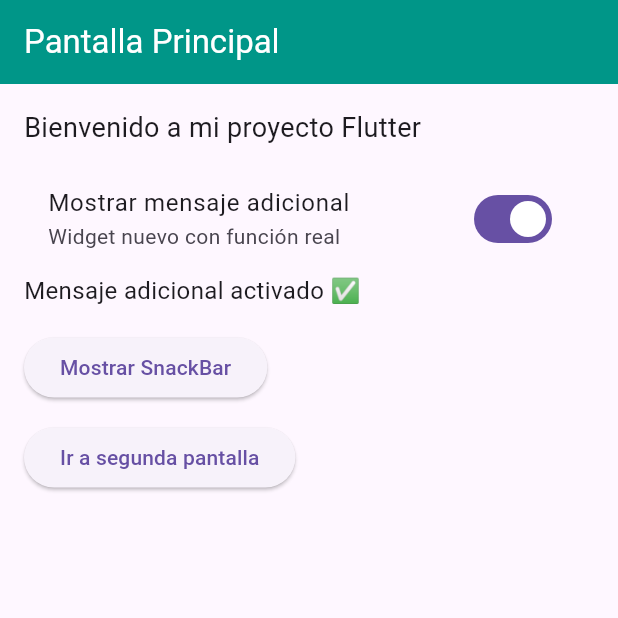
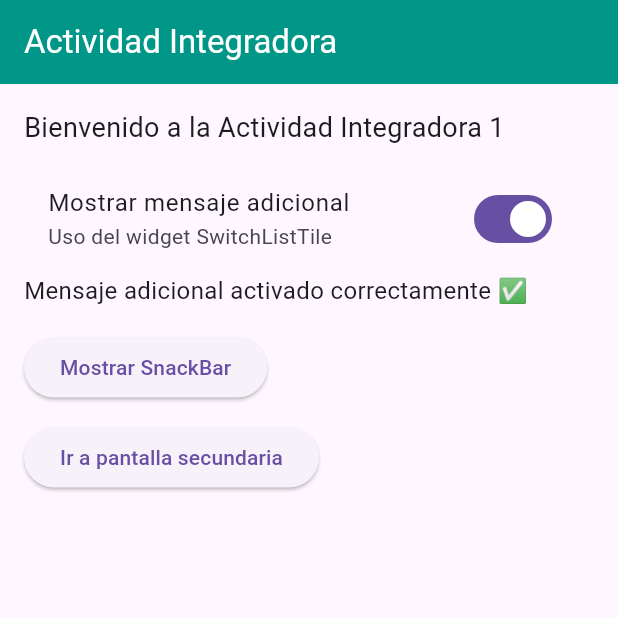
Before and after one commit to JGarcia2026/proyecto-flutter-actividad-integradora, a Flutter app: the screen it shows after launch, after a tap on "Mostrar mensaje adicional", on a phone screen of 412 x 824 dp, the top half of it. Run offline on Flutter 3.47's test engine with Material 3 defaults, Android fonts, the phone set to English and light mode, and no system bars.

Commit message:
Update main.dart

```diff
--- a/lib/main.dart
+++ b/lib/main.dart
@@ -10,7 +10,7 @@ class MyApp extends StatelessWidget {
   @override
   Widget build(BuildContext context) {
     return MaterialApp(
-      title: 'Proyecto Móvil Flutter',
+      title: 'Actividad Integradora 1',
       debugShowCheckedModeBanner: false,
       home: const HomePage(),
     );
@@ -25,13 +25,13 @@ class HomePage extends StatefulWidget {
 }
 
 class _HomePageState extends State<HomePage> {
-  bool mostrarMensaje = false; // Widget nuevo útil
+  bool mostrarMensaje = false;
 
   @override
   Widget build(BuildContext context) {
     return Scaffold(
       appBar: AppBar(
-        title: const Text('Pantalla Principal'),
+        title: const Text('Actividad Integradora'),
         backgroundColor: Colors.teal,
         foregroundColor: Colors.white,
       ),
@@ -41,14 +41,14 @@ class _HomePageState extends State<HomePage> {
           crossAxisAlignment: CrossAxisAlignment.start,
           children: [
             const Text(
-              'Bienvenido a mi proyecto Flutter',
+              'Bienvenido a la Actividad Integradora 1',
               style: TextStyle(fontSize: 18),
             ),
             const SizedBox(height: 12),
 
             SwitchListTile(
               title: const Text('Mostrar mensaje adicional'),
-              subtitle: const Text('Widget nuevo con función real'),
+              subtitle: const Text('Uso del widget SwitchListTile'),
               value: mostrarMensaje,
               onChanged: (value) {
                 setState(() {
@@ -59,7 +59,7 @@ class _HomePageState extends State<HomePage> {
 
             if (mostrarMensaje)
               const Text(
-                'Mensaje adicional activado ✅',
+                'Mensaje adicional activado correctamente ✅',
                 style: TextStyle(fontSize: 16),
               ),
 
@@ -69,7 +69,7 @@ class _HomePageState extends State<HomePage> {
               onPressed: () {
                 ScaffoldMessenger.of(context).showSnackBar(
                   const SnackBar(
-                    content: Text('Este es un SnackBar'),
+                    content: Text('SnackBar funcionando correctamente'),
                     duration: Duration(seconds: 2),
                   ),
                 );
@@ -86,7 +86,7 @@ class _HomePageState extends State<HomePage> {
                   MaterialPageRoute(builder: (_) => const SecondPage()),
                 );
               },
-              child: const Text('Ir a segunda pantalla'),
+              child: const Text('Ir a pantalla secundaria'),
             ),
           ],
         ),
@@ -102,7 +102,7 @@ class SecondPage extends StatelessWidget {
   Widget build(BuildContext context) {
     return Scaffold(
       appBar: AppBar(
-        title: const Text('Segunda Pantalla'),
+        title: const Text('Pantalla Secundaria'),
         backgroundColor: Colors.deepPurple,
         foregroundColor: Colors.white,
       ),
@@ -111,7 +111,7 @@ class SecondPage extends StatelessWidget {
           mainAxisSize: MainAxisSize.min,
           children: [
             const Text(
-              'Esta es la segunda pantalla',
+              'Estás en la segunda pantalla',
               style: TextStyle(fontSize: 18),
             ),
             const SizedBox(height: 16),
@@ -119,7 +119,7 @@ class SecondPage extends StatelessWidget {
               onPressed: () {
                 Navigator.pop(context);
               },
-              child: const Text('Regresar'),
+              child: const Text('Regresar a la pantalla principal'),
             ),
           ],
         ),
```
